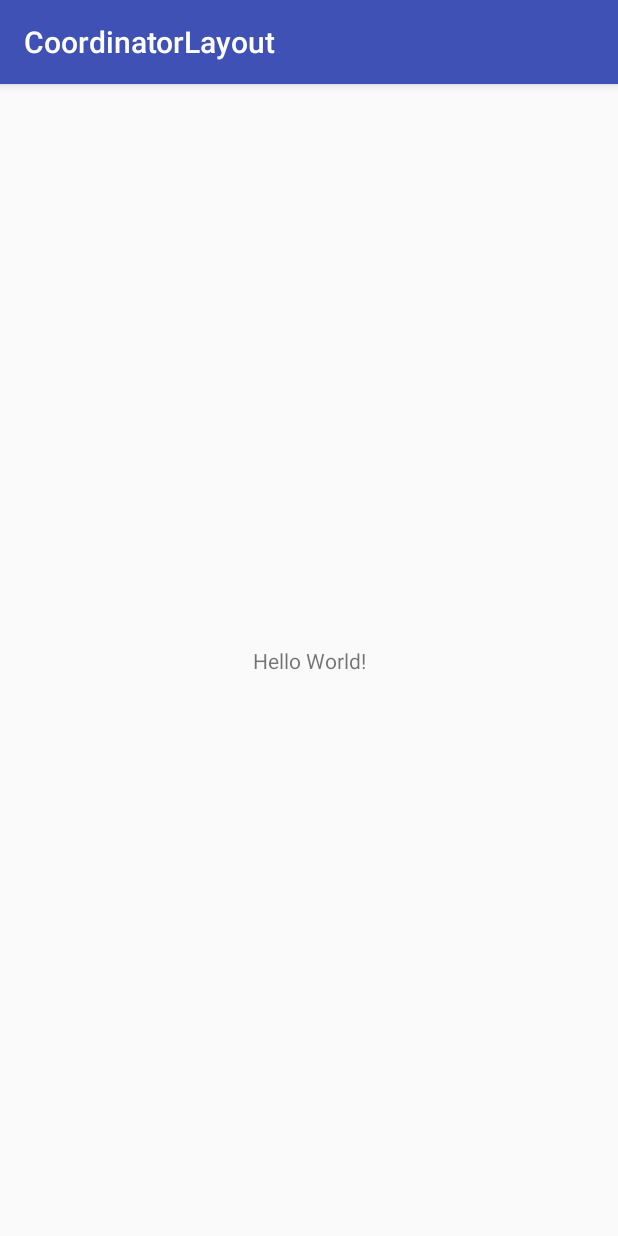
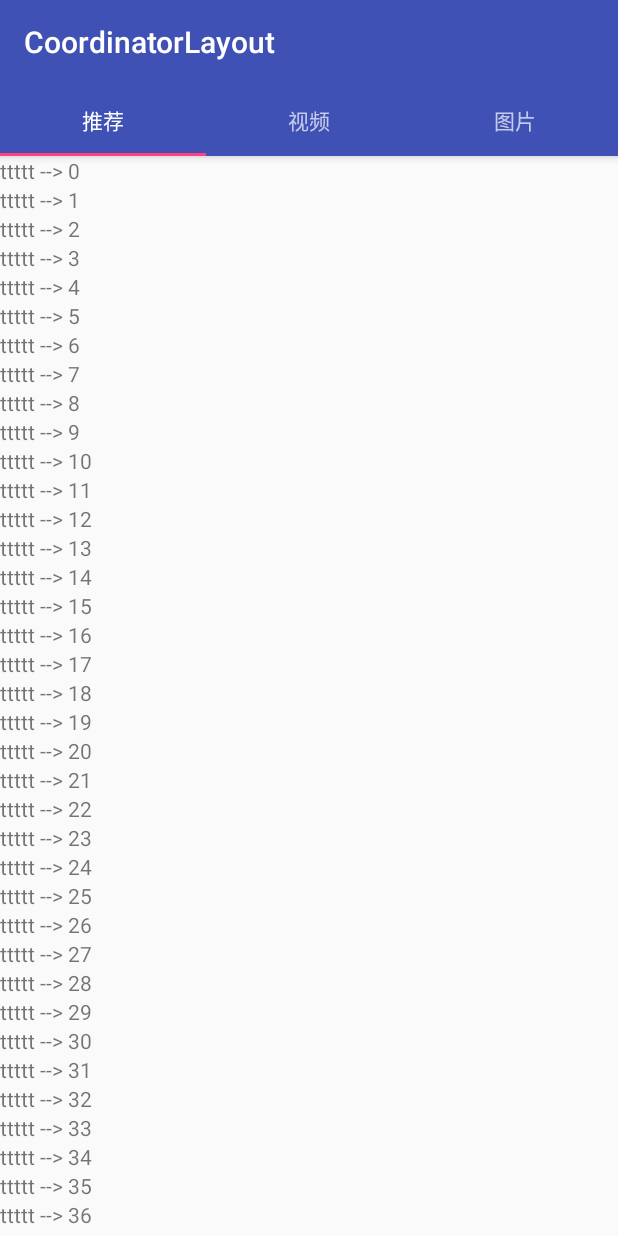
Before and after one commit to balckban/CoordinatorLayout, an Android app: the screen it shows after launch (MainActivity), on a phone screen of 412 x 824 dp. Run offline under Robolectric (Android 15) with nearby library versions, the phone set to English and light mode, and no system bars.

Commit message:
向上隐藏toolbar,tab切换

```diff
--- a/app/build.gradle
+++ b/app/build.gradle
@@ -5,7 +5,7 @@ android {
     buildToolsVersion "26.0.0"
     defaultConfig {
         applicationId "com.yunbao.idogs.coordinatorlayout"
-        minSdkVersion 23
+        minSdkVersion 22
         targetSdkVersion 26
         versionCode 1
         versionName "1.0"
@@ -27,4 +27,5 @@ dependencies {
     androidTestImplementation('com.android.support.test.espresso:espresso-core:3.0.1', {
         exclude group: 'com.android.support', module: 'support-annotations'
     })
+    implementation 'com.android.support:design:26.0.2'
 }
--- a/app/src/main/java/com/yunbao/idogs/coordinatorlayout/MainActivity.java
+++ b/app/src/main/java/com/yunbao/idogs/coordinatorlayout/MainActivity.java
@@ -1,13 +1,56 @@
 package com.yunbao.idogs.coordinatorlayout;
 
+import android.support.design.widget.TabLayout;
+import android.support.v4.view.ViewPager;
 import android.support.v7.app.AppCompatActivity;
 import android.os.Bundle;
+import android.support.v7.widget.Toolbar;
 
 public class MainActivity extends AppCompatActivity {
+
+    private ViewPager viewPager;
+    private TabLayout tabLayout;
 
     @Override
     protected void onCreate(Bundle savedInstanceState) {
         super.onCreate(savedInstanceState);
         setContentView(R.layout.activity_main);
+        //初始化toolbar
+        Toolbar toolbar =findViewById(R.id.toolbar);
+        setSupportActionBar(toolbar);
+        tabLayout=findViewById(R.id.tabs);
+
+        //为TabLayout添加tab名称
+        tabLayout.addTab(tabLayout.newTab().setText("推荐"));
+        tabLayout.addTab(tabLayout.newTab().setText("视频"));
+        tabLayout.addTab(tabLayout.newTab().setText("图片"));
+        viewPager = findViewById(R.id.viewpager);
+        // 添加tab适配器
+        PagerAdapter adapter = new PagerAdapter
+                (getSupportFragmentManager(), tabLayout.getTabCount());
+        viewPager.setAdapter(adapter);
+        //绑定移动
+        viewPager.addOnPageChangeListener(new TabLayout.TabLayoutOnPageChangeListener(tabLayout));
+        tabLayout.addOnTabSelectedListener(new TabLayout.OnTabSelectedListener() {
+            @Override
+            public void onTabSelected(TabLayout.Tab tab) {
+                viewPager.setCurrentItem(tab.getPosition());
+            }
+
+            @Override
+            public void onTabUnselected(TabLayout.Tab tab) {
+
+            }
+
+            @Override
+            public void onTabReselected(TabLayout.Tab tab) {
+
+            }
+        });
+
+
+
     }
-}
+
+
+    }
--- /dev/null
+++ b/app/src/main/java/com/yunbao/idogs/coordinatorlayout/OneFragment.java
@@ -0,0 +1,64 @@
+package com.yunbao.idogs.coordinatorlayout;
+
+import android.os.Bundle;
+import android.support.annotation.Nullable;
+import android.support.v4.app.Fragment;
+import android.support.v7.widget.DefaultItemAnimator;
+import android.support.v7.widget.LinearLayoutManager;
+import android.support.v7.widget.OrientationHelper;
+import android.support.v7.widget.RecyclerView;
+import android.view.LayoutInflater;
+import android.view.View;
+import android.view.ViewGroup;
+import android.widget.TextView;
+
+/**
+ * Created by Administrator on 2017/9/15 0015.
+ */
+
+public class OneFragment extends Fragment {
+
+    @Nullable
+    @Override
+    public View onCreateView(LayoutInflater inflater, @Nullable ViewGroup container, Bundle savedInstanceState) {
+        View view =inflater.inflate(R.layout.onefragment,container,false);
+                //设置recyclview
+        RecyclerView recyclerView = view.findViewById(R.id.recyclerView);
+        //设置布局管理器
+        LinearLayoutManager layoutManager = new LinearLayoutManager(getActivity());
+        recyclerView.setLayoutManager(layoutManager);
+        //设置为垂直布局，这也是默认的
+        layoutManager.setOrientation(OrientationHelper.VERTICAL);
+       // 设置Adapter
+        recyclerView.setAdapter(new RecyclerView.Adapter() {
+            @Override
+            public RecyclerView.ViewHolder onCreateViewHolder(ViewGroup parent, int viewType) {
+                TextView tv = new TextView(getActivity());
+                ViewGroup.LayoutParams params = new ViewGroup.LayoutParams(
+                        ViewGroup.LayoutParams.MATCH_PARENT,
+                        ViewGroup.LayoutParams.WRAP_CONTENT
+                );
+                tv.setLayoutParams(params);
+
+                RecyclerView.ViewHolder vh = new RecyclerView.ViewHolder(tv) {};
+                return vh;
+            }
+
+            @Override
+            public void onBindViewHolder(RecyclerView.ViewHolder holder, int position) {
+                TextView tv = (TextView) holder.itemView;
+                tv.setText("ttttt --> " + position);
+            }
+
+            @Override
+            public int getItemCount() {
+                return 50;
+            }
+        });
+        //设置分隔线
+        //        recyclerView.addItemDecoration( new DividerGridItemDecoration(this ));
+        //设置增加或删除条目的动画
+        recyclerView.setItemAnimator(new DefaultItemAnimator());
+        return view;
+    }
+}
--- /dev/null
+++ b/app/src/main/java/com/yunbao/idogs/coordinatorlayout/PagerAdapter.java
@@ -0,0 +1,40 @@
+package com.yunbao.idogs.coordinatorlayout;
+
+
+import android.support.v4.app.Fragment;
+import android.support.v4.app.FragmentManager;
+import android.support.v4.app.FragmentStatePagerAdapter;
+
+/**
+ * Created by Administrator on 2017/9/15 0015.
+ */
+
+public class PagerAdapter extends FragmentStatePagerAdapter {
+    int nNumOfTabs;
+    public PagerAdapter(FragmentManager fm, int nNumOfTabs)
+    {
+        super(fm);
+        this.nNumOfTabs=nNumOfTabs;
+    }
+    @Override
+    public Fragment getItem(int position) {
+        switch(position)
+        {
+            case 0:
+                OneFragment tab1=new OneFragment();
+                return tab1;
+            case 1:
+                twoFragment tab2=new twoFragment();
+                return tab2;
+            case 2:
+                ThreeFragment tab3=new ThreeFragment();
+                return tab3;
+        }
+        return null;
+    }
+
+    @Override
+    public int getCount() {
+        return nNumOfTabs;
+    }
+}
--- /dev/null
+++ b/app/src/main/java/com/yunbao/idogs/coordinatorlayout/ThreeFragment.java
@@ -0,0 +1,21 @@
+package com.yunbao.idogs.coordinatorlayout;
+
+import android.os.Bundle;
+import android.support.annotation.Nullable;
+import android.support.v4.app.Fragment;
+import android.view.LayoutInflater;
+import android.view.View;
+import android.view.ViewGroup;
+
+/**
+ * Created by Administrator on 2017/9/15 0015.
+ */
+
+public class ThreeFragment extends Fragment {
+
+    @Nullable
+    @Override
+    public View onCreateView(LayoutInflater inflater, @Nullable ViewGroup container, Bundle savedInstanceState) {
+        return inflater.inflate(R.layout.thressfragment,container,false);
+    }
+}
--- /dev/null
+++ b/app/src/main/java/com/yunbao/idogs/coordinatorlayout/twoFragment.java
@@ -0,0 +1,21 @@
+package com.yunbao.idogs.coordinatorlayout;
+
+import android.os.Bundle;
+import android.support.annotation.Nullable;
+import android.support.v4.app.Fragment;
+import android.view.LayoutInflater;
+import android.view.View;
+import android.view.ViewGroup;
+
+/**
+ * Created by Administrator on 2017/9/15 0015.
+ */
+
+public class twoFragment extends Fragment {
+
+    @Nullable
+    @Override
+    public View onCreateView(LayoutInflater inflater, @Nullable ViewGroup container, Bundle savedInstanceState) {
+        return inflater.inflate(R.layout.twofragment,container,false);
+    }
+}
--- a/app/src/main/res/layout/activity_main.xml
+++ b/app/src/main/res/layout/activity_main.xml
@@ -1,18 +1,36 @@
-<?xml version="1.0" encoding="utf-8"?>
-<android.support.constraint.ConstraintLayout xmlns:android="http://schemas.android.com/apk/res/android"
+<android.support.design.widget.CoordinatorLayout xmlns:android="http://schemas.android.com/apk/res/android"
     xmlns:app="http://schemas.android.com/apk/res-auto"
-    xmlns:tools="http://schemas.android.com/tools"
+    android:id="@+id/main_content"
     android:layout_width="match_parent"
-    android:layout_height="match_parent"
-    tools:context="com.yunbao.idogs.coordinatorlayout.MainActivity">
+    android:layout_height="match_parent">
 
-    <TextView
-        android:layout_width="wrap_content"
+    <android.support.design.widget.AppBarLayout
+        android:id="@+id/appbar"
+        android:layout_width="match_parent"
         android:layout_height="wrap_content"
-        android:text="Hello World!"
-        app:layout_constraintBottom_toBottomOf="parent"
-        app:layout_constraintLeft_toLeftOf="parent"
-        app:layout_constraintRight_toRightOf="parent"
-        app:layout_constraintTop_toTopOf="parent" />
+        android:theme="@style/ThemeOverlay.AppCompat.Dark.ActionBar">
 
-</android.support.constraint.ConstraintLayout>
+        <android.support.v7.widget.Toolbar
+            android:id="@+id/toolbar"
+            android:layout_width="match_parent"
+            android:layout_height="?attr/actionBarSize"
+            android:background="?attr/colorPrimary"
+            app:popupTheme="@style/ThemeOverlay.AppCompat.Light"
+            app:layout_scrollFlags="scroll|enterAlways" />
+
+        <android.support.design.widget.TabLayout
+            android:id="@+id/tabs"
+            android:layout_width="match_parent"
+            android:layout_height="wrap_content"
+            app:tabGravity="fill"
+            />
+
+    </android.support.design.widget.AppBarLayout>
+
+    <android.support.v4.view.ViewPager
+        android:id="@+id/viewpager"
+        android:layout_width="match_parent"
+        android:layout_height="match_parent"
+        app:layout_behavior="@string/appbar_scrolling_view_behavior" />
+
+</android.support.design.widget.CoordinatorLayout>
--- /dev/null
+++ b/app/src/main/res/layout/onefragment.xml
@@ -0,0 +1,15 @@
+<LinearLayout
+    xmlns:android="http://schemas.android.com/apk/res/android"
+    xmlns:app="http://schemas.android.com/apk/res-auto"
+    android:id="@+id/main_content"
+    android:layout_width="match_parent"
+    android:layout_height="match_parent"
+    android:gravity="center"
+    android:orientation="vertical">
+
+   <android.support.v7.widget.RecyclerView
+       android:id="@+id/recyclerView"
+       android:layout_width="match_parent"
+       android:layout_height="match_parent"></android.support.v7.widget.RecyclerView>
+
+</LinearLayout>
--- /dev/null
+++ b/app/src/main/res/layout/thressfragment.xml
@@ -0,0 +1,16 @@
+<LinearLayout
+    xmlns:android="http://schemas.android.com/apk/res/android"
+    xmlns:app="http://schemas.android.com/apk/res-auto"
+    android:id="@+id/main_content"
+    android:layout_width="match_parent"
+    android:layout_height="match_parent"
+    android:gravity="center"
+    android:orientation="vertical">
+
+    <TextView
+        android:layout_width="wrap_content"
+        android:layout_height="wrap_content"
+        android:text="threeFragement"
+        />
+
+</LinearLayout>
--- /dev/null
+++ b/app/src/main/res/layout/twofragment.xml
@@ -0,0 +1,16 @@
+<LinearLayout
+    xmlns:android="http://schemas.android.com/apk/res/android"
+    xmlns:app="http://schemas.android.com/apk/res-auto"
+    android:id="@+id/main_content"
+    android:layout_width="match_parent"
+    android:layout_height="match_parent"
+    android:gravity="center"
+    android:orientation="vertical">
+
+    <TextView
+        android:layout_width="wrap_content"
+        android:layout_height="wrap_content"
+        android:text="twoFragement"
+        />
+
+</LinearLayout>
--- a/app/src/main/res/values/styles.xml
+++ b/app/src/main/res/values/styles.xml
@@ -1,7 +1,7 @@
 <resources>
 
     <!-- Base application theme. -->
-    <style name="AppTheme" parent="Theme.AppCompat.Light.DarkActionBar">
+    <style name="AppTheme" parent="Theme.AppCompat.Light.NoActionBar">
         <!-- Customize your theme here. -->
         <item name="colorPrimary">@color/colorPrimary</item>
         <item name="colorPrimaryDark">@color/colorPrimaryDark</item>
```
Also changed, not shown: 2 other files.
